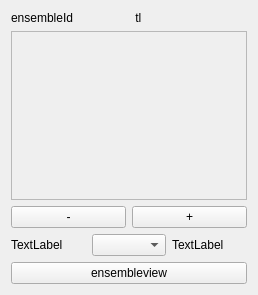
This is sources/main/viewer/viewarea.ui in JvanKatwijk/qt-dab as Qt 5 draws it before an edit. The edited form follows.
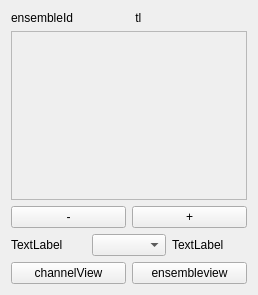
This is the edited form. Custom widgets are drawn as their Qt base class.

The edit to the form file:
```diff
--- a/sources/main/viewer/viewarea.ui
+++ b/sources/main/viewer/viewarea.ui
@@ -108,7 +108,16 @@
     </layout>
    </item>
    <item>
-    <widget class="QPushButton" name="viewSelector">
+    <layout class="QHBoxLayout" name="horizontalLayout_4">
+     <item>
+      <widget class="smallPushButton" name="channelDisplayButton">
+       <property name="text">
+        <string>channelView</string>
+       </property>
+      </widget>
+     </item>
+     <item>
+      <widget class="smallPushButton" name="viewSelector">
      <property name="toolTip">
       <string>&lt;html&gt;&lt;head/&gt;&lt;body&gt;&lt;p&gt;Mode selector&lt;/p&gt;&lt;p&gt;Select between &amp;quot;ensemble view&amp;quot; and &amp;quot;fvorite view&amp;quot;&lt;/p&gt;&lt;p&gt;Not visible when reading from a file.&lt;/p&gt;&lt;/body&gt;&lt;/html&gt;</string>
      </property>
@@ -116,6 +125,8 @@
       <string>ensembleview</string>
      </property>
     </widget>
+     </item>
+    </layout>
    </item>
   </layout>
  </widget>
```
Left out of the diff: 2 changed lines with no effect on the pictures. Lines whose indentation alone changed are shown as unchanged.
